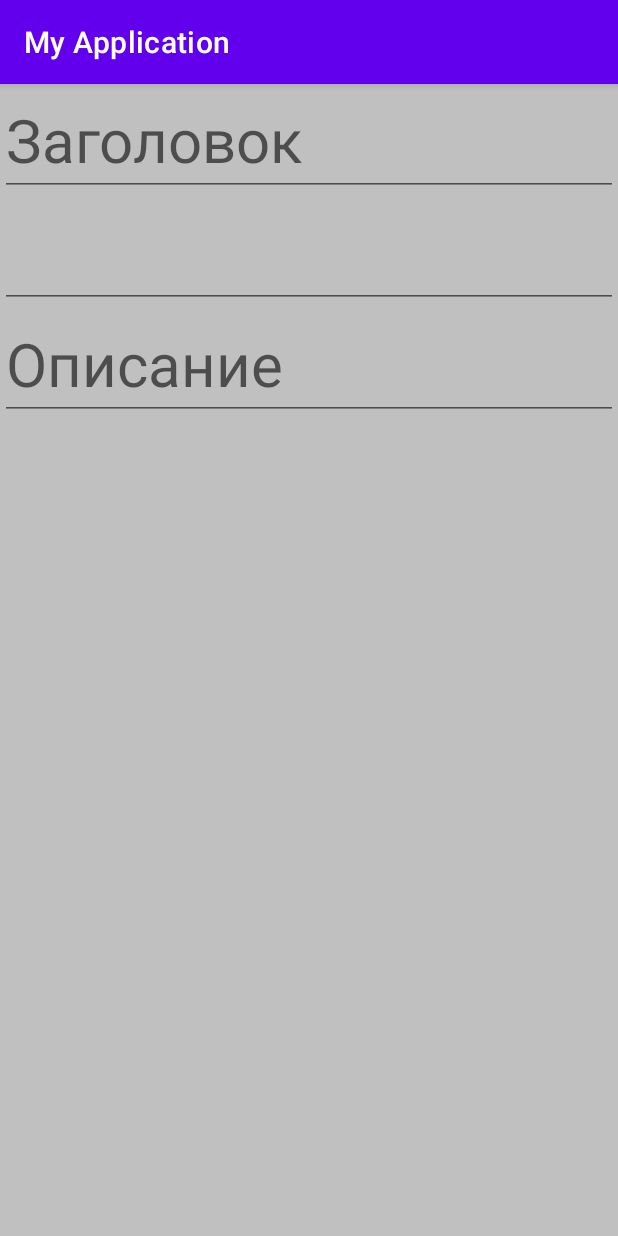
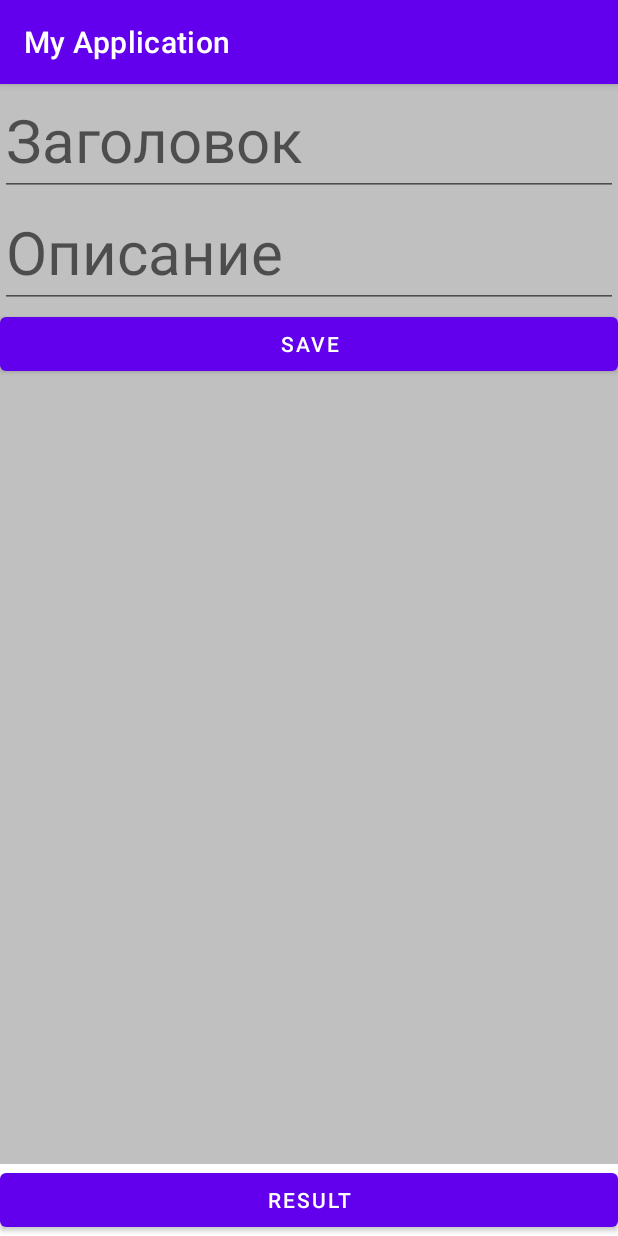
Before and after one commit to Iliassemeonidis/Android, an Android app: the fragment EditFragment placed in its activity, on a phone screen of 412 x 824 dp. Run offline under Robolectric (Android 15) with nearby library versions, the phone set to English and light mode, and no system bars; 1 statement that could not run was skipped.

Commit message:
доработка

```diff
--- a/app/build.gradle
+++ b/app/build.gradle
@@ -34,7 +34,9 @@ dependencies {
     implementation 'com.google.android.material:material:1.3.0'
     implementation 'androidx.constraintlayout:constraintlayout:2.0.4'
     implementation 'androidx.legacy:legacy-support-v4:1.0.0'
+    implementation 'androidx.wear:wear:1.0.0'
     testImplementation 'junit:junit:4.13.1'
     androidTestImplementation 'androidx.test.ext:junit:1.1.2'
     androidTestImplementation 'androidx.test.espresso:espresso-core:3.3.0'
+    compileOnly 'com.google.android.wearable:wearable:2.6.0'
 }
--- a/app/src/main/java/ru/adnroid/myapplication/MainActivity.java
+++ b/app/src/main/java/ru/adnroid/myapplication/MainActivity.java
@@ -1,36 +1,53 @@
 package ru.adnroid.myapplication;
 
+import android.content.Intent;
 import android.os.Bundle;
 import android.view.View;
+import android.widget.Button;
+import android.widget.Toast;
 
 import androidx.appcompat.app.AppCompatActivity;
 import androidx.fragment.app.Fragment;
 import androidx.fragment.app.FragmentManager;
 import androidx.fragment.app.FragmentTransaction;
 
+import static ru.adnroid.myapplication.FragmentActivity.EXTRA_KEY_FRAGMENT;
+
 
 public class MainActivity extends AppCompatActivity {
-
+   protected static final String EXTRA_KEY = "EXTRA_KEY";
 
     @Override
     protected void onCreate(Bundle savedInstanceState) {
         super.onCreate(savedInstanceState);
         setContentView(R.layout.activity_main);
-        addFragment(new MainFragment());
+        addFragment(new MainFragment(), "MainFragment");
+        Button button = findViewById(R.id.result);
+        button.setOnClickListener(v -> {
+            Intent intent = new Intent(this, FragmentActivity.class);
+            intent.putExtra(EXTRA_KEY, "Text");
+            startActivity(intent);
+        });
+
+        Intent intent = getIntent();
+        String editText = intent.getStringExtra(EXTRA_KEY_FRAGMENT);
+        Toast.makeText(this, editText, Toast.LENGTH_SHORT).show();
+
+
 
     }
 
-    public void onClickEditDescription(View view) {
-        addFragment(new EditFragment());
+    public void addFragment(Fragment fragment, String tag) {
+        FragmentManager fragmentManager = getSupportFragmentManager();
+        if (fragmentManager.findFragmentByTag(tag) == null) {
+            FragmentTransaction transaction = fragmentManager.beginTransaction();
+            transaction.replace(R.id.list_container, fragment, tag);
+            transaction.addToBackStack(null);
+            transaction.commitAllowingStateLoss();
+        }
     }
 
 
-    public void addFragment(Fragment fragment) {
-        FragmentManager fragmentManager = getSupportFragmentManager();
-        FragmentTransaction transaction = fragmentManager.beginTransaction();
-        transaction.replace(R.id.list_container, fragment);
-        transaction.addToBackStack(null);
-        transaction.commitAllowingStateLoss();
-    }
+
 
 }
--- a/app/src/main/java/ru/adnroid/myapplication/MainFragment.java
+++ b/app/src/main/java/ru/adnroid/myapplication/MainFragment.java
@@ -41,7 +41,7 @@ public class MainFragment extends Fragment {
             tv.setTextSize(30);
             layoutView.addView(tv);
             tv.setOnClickListener(v -> {
-                NoteParams params = new NoteParams(city, "Описание города", R.color.purple_700, new Date());
+                NoteParams params = new NoteParams(city, "Описание города", R.color.purple_700);
                 FragmentManager fragmentManager = requireActivity().getSupportFragmentManager();
                 FragmentTransaction transaction = fragmentManager.beginTransaction();
                 transaction.replace(R.id.list_container, DetailsFragment.newInstance(params));
--- a/app/src/main/res/layout/activity_main.xml
+++ b/app/src/main/res/layout/activity_main.xml
@@ -1,5 +1,19 @@
 <?xml version="1.0" encoding="utf-8"?>
-<FrameLayout xmlns:android="http://schemas.android.com/apk/res/android"
-    android:id="@+id/list_container"
+<LinearLayout xmlns:android="http://schemas.android.com/apk/res/android"
     android:layout_width="match_parent"
-    android:layout_height="match_parent"/>
+    android:layout_height="match_parent"
+    android:orientation="vertical">
+
+        <FrameLayout
+            android:id="@+id/list_container"
+            android:layout_width="match_parent"
+            android:layout_weight="9"
+            android:layout_height="0dp" />
+
+        <Button
+            android:id="@+id/result"
+            android:layout_width="match_parent"
+            android:layout_height="wrap_content"
+            android:text="@string/result" />
+
+</LinearLayout>
--- a/app/src/main/res/layout/fragment_edit.xml
+++ b/app/src/main/res/layout/fragment_edit.xml
@@ -17,13 +17,6 @@
         android:inputType="text"/>
 
     <EditText
-        android:id="@+id/date_edit_text"
-        android:layout_width="match_parent"
-        android:layout_height="wrap_content"
-        android:inputType="date"
-        android:textSize="@dimen/text_size" />
-
-    <EditText
         android:id="@+id/description_edit_text"
         android:layout_width="match_parent"
         android:layout_height="wrap_content"
@@ -32,6 +25,13 @@
         android:inputType="text"/>
 
 
+    <Button
+        android:id="@+id/button_save"
+        android:layout_width="match_parent"
+        android:layout_height="wrap_content"
+        android:text="@string/save"/>
+
+
 
 
 </LinearLayout>
--- /dev/null
+++ b/app/src/main/res/values-round/strings.xml
@@ -0,0 +1,3 @@
+<resources>
+    <string name="hello_world">Hello Round World!</string>
+</resources>
--- a/app/src/main/res/values/strings.xml
+++ b/app/src/main/res/values/strings.xml
@@ -19,5 +19,14 @@
     <string name="title_text">Заголовок</string>
     <string name="description_text">Описание</string>
     <string name="apply_button">Apply</string>
+    <string name="save">Save</string>
+    <string name="title_activity_fragment">FragmentActivity</string>
+    <!--
+    This string is used for square devices and overridden by hello_world in
+    values-round/strings.xml for round devices.
+    -->
+    <string name="hello_world">Hello Square World!</string>
+    <string name="apply">Apply</string>
+    <string name="result">Result</string>
 
 </resources>
```
Also changed, not shown: app/src/main/AndroidManifest.xml (+18 -3 lines), app/src/main/java/ru/adnroid/myapplication/DetailsFragment.java (+28 -8 lines), app/src/main/java/ru/adnroid/myapplication/EditFragment.java (+14 -30 lines), app/src/main/java/ru/adnroid/myapplication/FragmentActivity.java (added, +36 -0 lines), app/src/main/java/ru/adnroid/myapplication/NoteParams.java (+2 -10 lines), app/src/main/res/layout/activity_fragment.xml (added, +19 -0 lines), app/src/main/res/layout/fragment_details.xml (+8 -11 lines), app/src/main/res/values/dimens.xml (+12 -0 lines).
